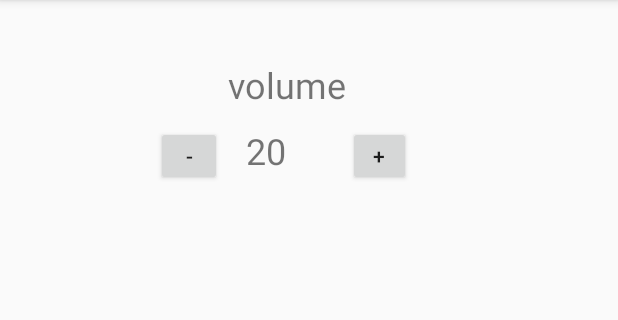
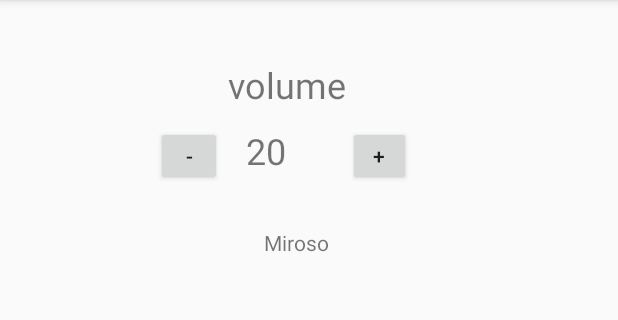
Before and after one commit to l-m-ll/Solovey, an Android app: the screen it shows after launch (SettingsActivity), after a tap on "SETTINGS", on a phone screen of 412 x 824 dp, the part 84-404 px from its top. Run offline under Robolectric (Android 15) with nearby library versions, the phone set to English and light mode, and no system bars.

Commit message:
dev branch that builds

```diff
--- a/app/src/main/java/com/example/solovey/Settings.kt
+++ b/app/src/main/java/com/example/solovey/Settings.kt
@@ -7,7 +7,8 @@ import android.widget.TextView
 object Settings {
     lateinit var volumeView: TextView
     lateinit var volumeTextView: TextView
-    private var userName = "default"
+    lateinit var userNameView: TextView
+    private var userName = "Miroso"
     var volume = 20
 
     fun incrementVolume() {
@@ -33,6 +34,7 @@ object Settings {
         val forbiddenSymbols = listOf('.', ',', ':', ';')
         return if (!forbiddenSymbols.any { it in name }) {
             userName = name
+            userNameView.text = userName
             true
         } else false
     }
--- a/app/src/main/java/com/example/solovey/SettingsActivity.kt
+++ b/app/src/main/java/com/example/solovey/SettingsActivity.kt
@@ -1,6 +1,5 @@
 package com.example.solovey
 
-import android.graphics.Color
 import androidx.appcompat.app.AppCompatActivity
 import android.os.Bundle
 import android.widget.Button
@@ -19,9 +18,9 @@ open class SettingsActivity : AppCompatActivity() {
         sndDownButton = findViewById(R.id.snd_down)
         sndUpButton = findViewById(R.id.snd_up)
 
-
         Settings.volumeView = volumeView
         Settings.volumeTextView = findViewById(R.id.volume_text)
+        Settings.userNameView = findViewById(R.id.username)
         Settings.updateVolume()
 
         sndDownButton.setOnClickListener { Settings.decrementVolume() }
--- a/app/src/main/res/layout/activity_settings.xml
+++ b/app/src/main/res/layout/activity_settings.xml
@@ -36,4 +36,11 @@
             app:layout_constraintTop_toTopOf="parent" app:layout_constraintStart_toStartOf="parent"
             android:layout_marginLeft="164dp" android:layout_marginTop="84dp" android:layout_marginStart="164dp"
             android:textSize="24sp"/>
+    <TextView
+            android:text="@string/username"
+            android:layout_width="wrap_content"
+            android:layout_height="wrap_content" android:id="@+id/username"
+            app:layout_constraintStart_toStartOf="parent"
+            android:layout_marginLeft="176dp" android:layout_marginStart="176dp"
+            app:layout_constraintTop_toTopOf="parent" android:layout_marginTop="152dp"/>
 </androidx.constraintlayout.widget.ConstraintLayout>
--- a/app/src/main/res/values/strings.xml
+++ b/app/src/main/res/values/strings.xml
@@ -7,4 +7,5 @@
     <string name="snd_up">+</string>
     <string name="volume">volume</string>
     <string name="volume_value">50</string>
+    <string name="username">Miroso</string>
 </resources>
```
